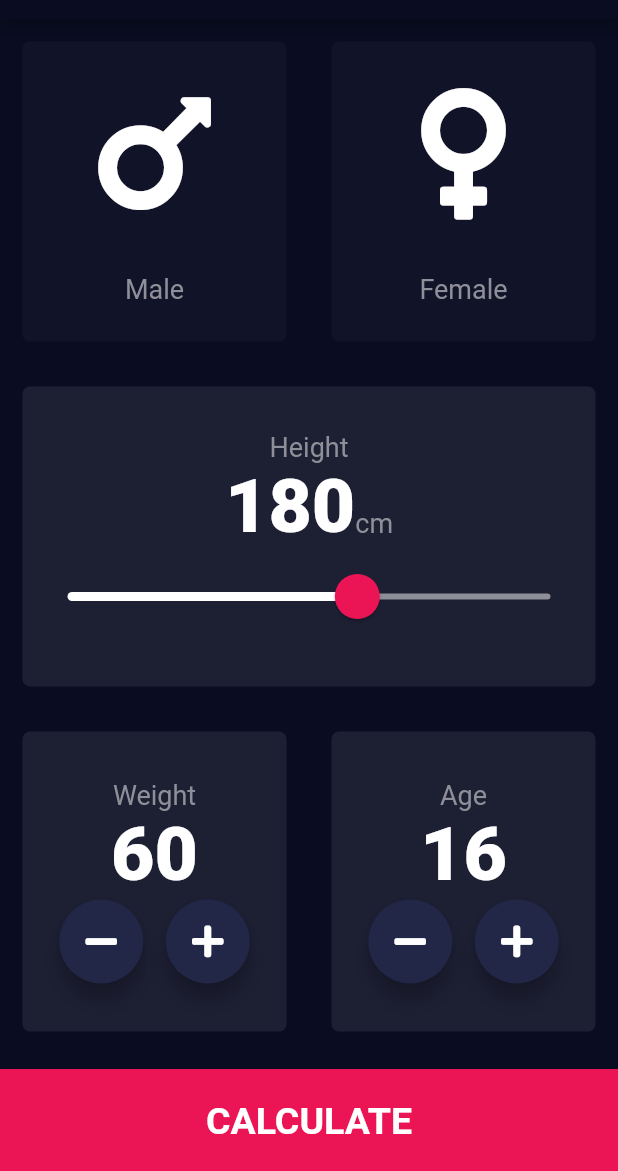
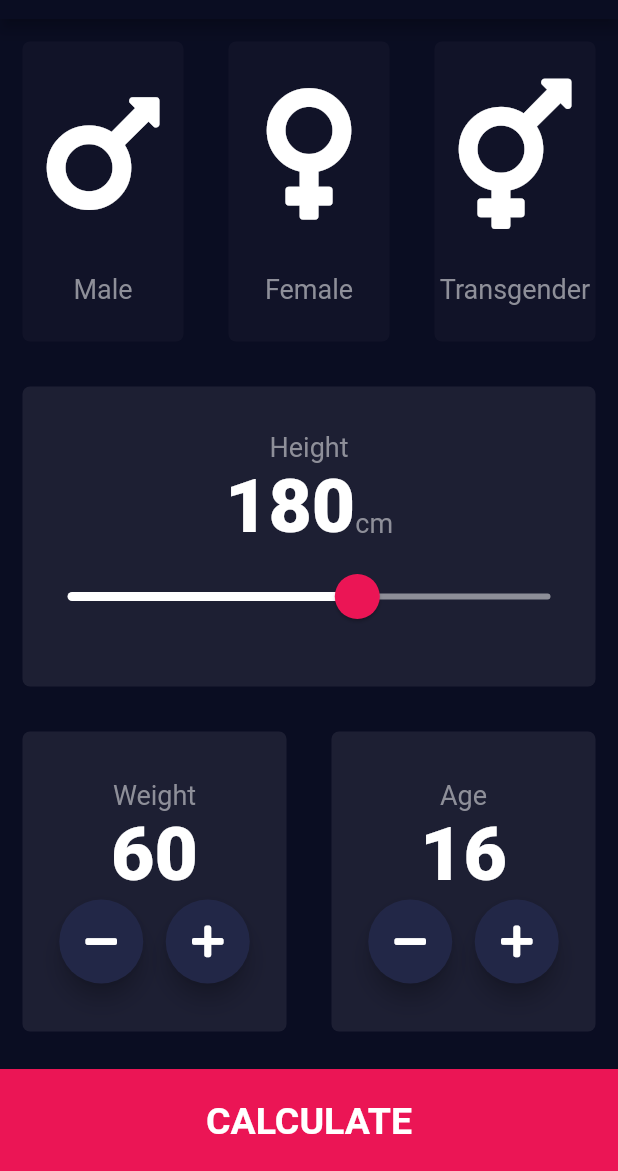
Before and after one commit to saksham60/bmi_calculator, a Flutter app: the screen it shows after launch, on a phone screen of 412 x 824 dp, the part 65-1236 px from its top. Run offline on Flutter 3.47's test engine with Material 2 defaults, Android fonts, the phone set to English and light mode, and no system bars; our stand-ins replace font_awesome_flutter, rflutter_alert.

Commit message:
Adding Tgender

```diff
--- a/lib/screens/input_page.dart
+++ b/lib/screens/input_page.dart
@@ -13,6 +13,7 @@ enum Gender {
   alert,
   male,
   female,
+  sys,
 }
 int height = 180;
 int weight=60;
@@ -80,7 +81,18 @@ class _InputPageState extends State<InputPage> {
                     color: g == Gender.female ? colour : colour1,
                     childW: IconContent(
                         text: 'Female', icon: FontAwesomeIcons.venus),
-                  ))
+                  )),
+                  Expanded(
+                      child: ReusableCard(
+                        tap: () {
+                          setState(() {
+                            g = Gender.sys;
+                          });
+                        },
+                        color: g == Gender.sys ? colour : colour1,
+                        childW: IconContent(
+                            text: 'Transgender', icon: FontAwesomeIcons.transgender),
+                      ))
                 ],
               ),
               ReusableCard(
```
